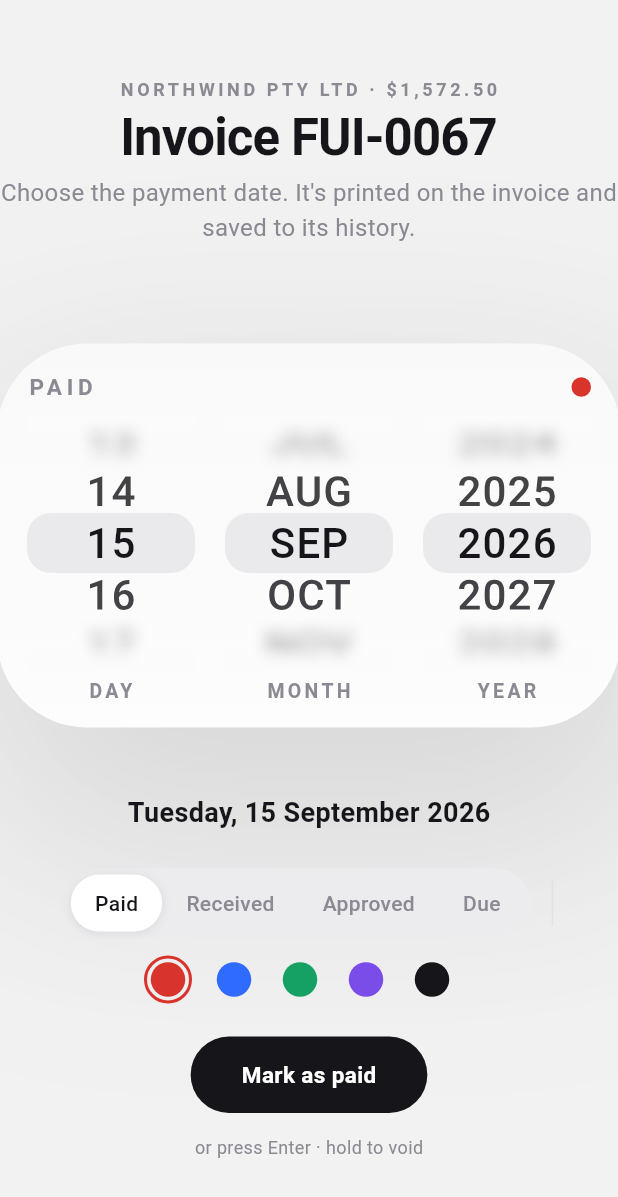
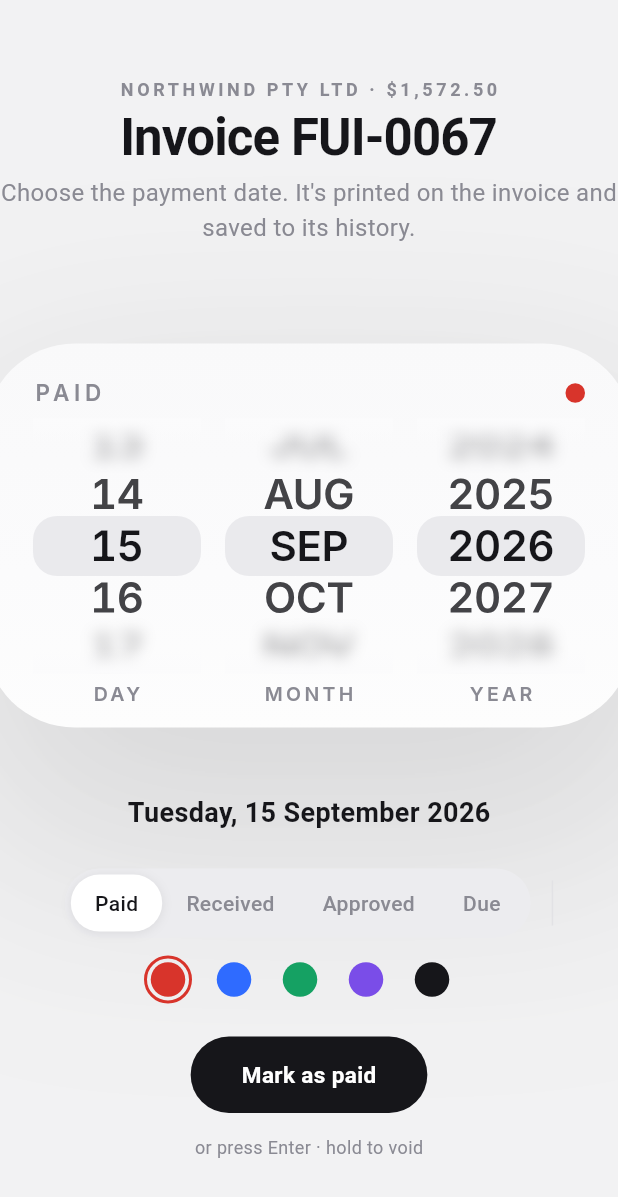
Before and after one commit to sixtusagbo/feral_stamp, a Flutter app: the screen it shows after launch, on a phone screen of 412 x 824 dp. Shown: the top 1197 px of the screen. Run offline on Flutter 3.47's test engine with Material 3 defaults, Android fonts, the phone set to English and light mode, and no system bars; our stand-ins replace audioplayers, google_fonts; Roboto replaces fonts that are missing (Helvetica Neue).

Commit message:
Reference insets on the lid, Inter 600 for the face, wall height 138

```diff
--- a/lib/src/theme.dart
+++ b/lib/src/theme.dart
@@ -37,9 +37,9 @@ class Tone {
 class Box {
   const Box._();
 
-  static const width = 208.0;
+  static const width = 216.0;
   static const depth = 128.0;
-  static const height = 145.0;
+  static const height = 138.0;
 }
 
 /// Durations exposed by the reference component's own control panel.
@@ -87,7 +87,7 @@ class Type {
   static const wheel = TextStyle(
     fontFamily: _family,
     fontSize: 21,
-    fontWeight: FontWeight.w500,
+    fontWeight: FontWeight.w600,
     letterSpacing: 0.4,
     color: Tone.text,
     height: 1.0,
--- a/lib/src/widgets/date_wheel.dart
+++ b/lib/src/widgets/date_wheel.dart
@@ -1,6 +1,7 @@
 import 'dart:ui' show ImageFilter;
 
 import 'package:flutter/material.dart';
+import 'package:google_fonts/google_fonts.dart';
 
 import '../theme.dart';
 
@@ -87,7 +88,13 @@ class _DateWheelState extends State<DateWheel> {
         Widget row = Center(
           child: Text(
             widget.values[i],
-            style: Type.wheel.copyWith(fontSize: widget.fontSize),
+            style: GoogleFonts.inter(
+              textStyle: Type.wheel.copyWith(
+                fontSize: widget.fontSize,
+                letterSpacing: -0.01 * widget.fontSize,
+              ),
+              fontFeatures: const [FontFeature.tabularFigures()],
+            ),
           ),
         );
         if (k > 0.02) {
@@ -166,7 +173,9 @@ class _DateWheelState extends State<DateWheel> {
         const SizedBox(height: 2),
         Text(
           widget.axisLabel,
-          style: Type.axis.copyWith(fontSize: 6.5, letterSpacing: 1.1),
+          style: GoogleFonts.inter(
+            textStyle: Type.axis.copyWith(fontSize: 6.5, letterSpacing: 1.1),
+          ),
         ),
       ],
     );
--- a/lib/src/widgets/stamp_face.dart
+++ b/lib/src/widgets/stamp_face.dart
@@ -1,4 +1,5 @@
 import 'package:flutter/material.dart';
+import 'package:google_fonts/google_fonts.dart';
 
 import '../invoice.dart';
 import '../theme.dart';
@@ -44,7 +45,7 @@ class StampFace extends StatelessWidget {
   @override
   Widget build(BuildContext context) {
     return Padding(
-      padding: const EdgeInsets.fromLTRB(10, 9, 10, 7),
+      padding: const EdgeInsets.fromLTRB(16, 11, 16, 6),
       child: Column(
         mainAxisSize: MainAxisSize.min,
         children: [
@@ -52,7 +53,12 @@ class StampFace extends StatelessWidget {
             children: [
               Text(
                 headText,
-                style: Type.eyebrow.copyWith(fontSize: 7.5, letterSpacing: 1.6),
+                style: GoogleFonts.inter(
+                  textStyle: Type.eyebrow.copyWith(
+                    fontSize: 7.5,
+                    letterSpacing: 1.6,
+                  ),
+                ),
               ),
               const Spacer(),
               Container(
@@ -62,7 +68,7 @@ class StampFace extends StatelessWidget {
               ),
             ],
           ),
-          const SizedBox(height: 4),
+          const SizedBox(height: 3),
           Row(
             mainAxisAlignment: MainAxisAlignment.spaceBetween,
             children: [
--- a/pubspec.yaml
+++ b/pubspec.yaml
@@ -35,6 +35,7 @@ dependencies:
   # Use with the CupertinoIcons class for iOS style icons.
   cupertino_icons: ^1.0.8
   audioplayers: ^6.8.1
+  google_fonts: ^8.2.1
 
 dev_dependencies:
   flutter_test:
```
Also changed, not shown: pubspec.lock, 7 other files.
